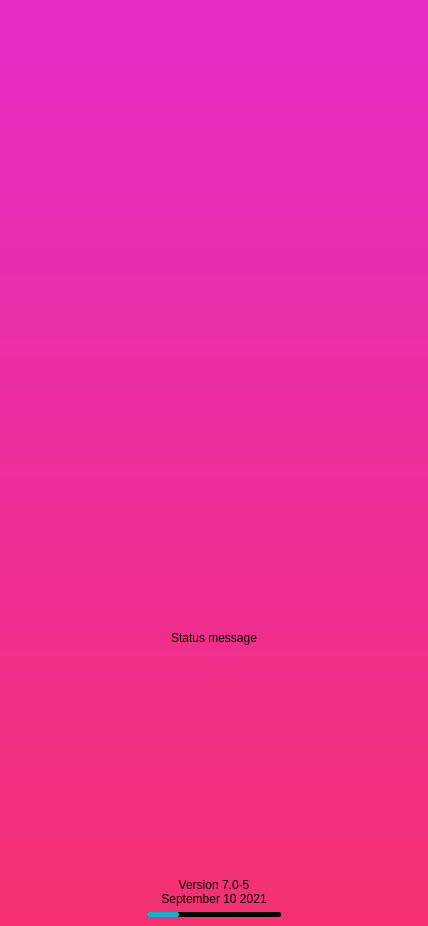
demlabs-cellframe/dap-ui-sdk, file forms/ui/splashscreen.ui: the form before one commit.
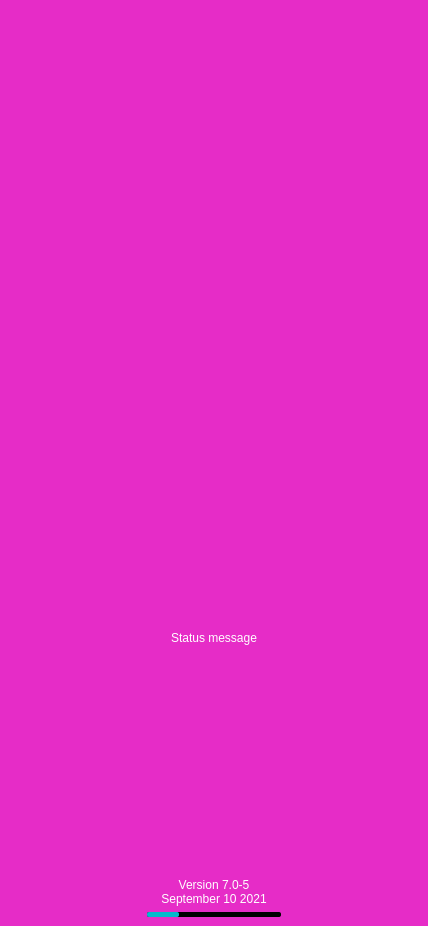
The form after the commit. Icons and pictures are not drawn. Custom widgets are drawn as their Qt base class.

Commit message: fixed footer background. fixed footer size. fixed KelGuiLabel border.

What changed in the file:
```diff
--- a/forms/ui/splashscreen.ui
+++ b/forms/ui/splashscreen.ui
@@ -37,7 +37,7 @@
      <property name="styleSheet">
       <string notr="true">#Background
 {
-background: qlineargradient(spread:pad, x1:0, y1:0, x2:0, y2:1, stop:0 rgb(230, 44, 199), stop:1 rgb(245, 49, 114));
+background: rgb(230, 44, 199);
 }</string>
      </property>
      <layout class="QVBoxLayout" name="verticalLayout_2">
@@ -59,7 +59,7 @@
       <item>
        <widget class="KelGuiWidget" name="MainWidget">
         <property name="styleSheet">
-         <string notr="true">#MainWidget{}</string>
+         <string notr="true">#MainWidget{ 	width: 428px; 	height: 926px; 	min-width: 428px; 	min-height: 926px; 	max-width: 428px; 	max-height: 926px; 	image: url(:/gui/ui/asset/bg_dark-stripes.png); }</string>
         </property>
         <property name="cssStyle">
          <string>splashscreen_background</string>
@@ -74,7 +74,7 @@
             <item>
              <widget class="KelGuiLabel" name="lLogo">
               <property name="styleSheet">
-               <string notr="true">#lLogo{}</string>
+               <string notr="true">#lLogo{ 	min-width: 230px; 	max-width: 230px; 	min-height: 59px; 	max-height: 59px; 	image: url(:/gui/ui/asset/logo_kelvpn-white.png); }</string>
               </property>
               <property name="text">
                <string/>
@@ -93,7 +93,10 @@
          <item>
           <widget class="KelGuiLabel" name="lStatus">
            <property name="styleSheet">
-            <string notr="true">#lStatus{ 	font-weight: normal; 	font-style: normal; 	font-size: normal; }</string>
+            <string notr="true">#lStatus{ 	color: #FFFFFF; 
+ 	font: 18px/22px; 
+ 	font-weight: normal; 	font-style: normal; 	font-size: normal; 
+ 	font-family: 'Lato'; }</string>
            </property>
            <property name="text">
             <string>Status message</string>
@@ -109,8 +112,10 @@
          <item>
           <widget class="KelGuiLabel" name="lVersion">
            <property name="styleSheet">
-            <string notr="true">#lVersion{ 	font: 12pt/15pt; 
- 	font-weight: normal; 	font-style: normal; 	font-size: normal; }</string>
+            <string notr="true">#lVersion{ 	color: #FFFFFF; 
+ 	font: 12px/15px; 
+ 	font-weight: normal; 	font-style: normal; 	font-size: normal; 
+ 	font-family: 'Lato'; }</string>
            </property>
            <property name="text">
             <string>Version 7.0-5
```
Left out of the diff: 1 changed line with no effect on the pictures. The commit also changes 5 other files.
